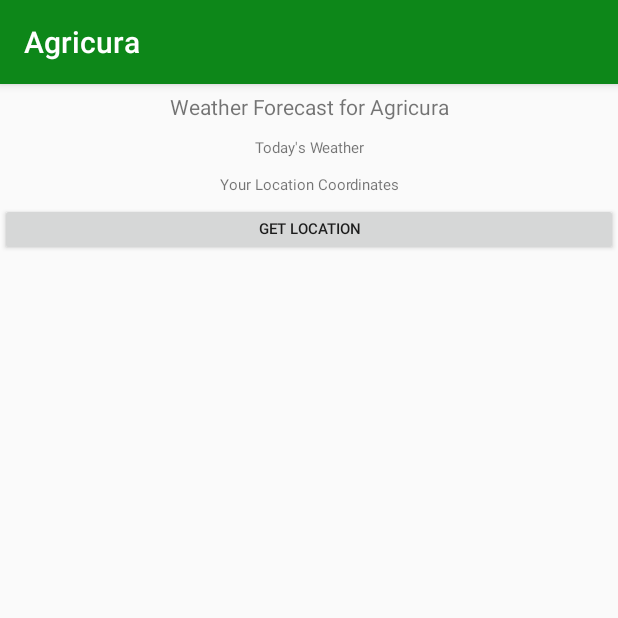
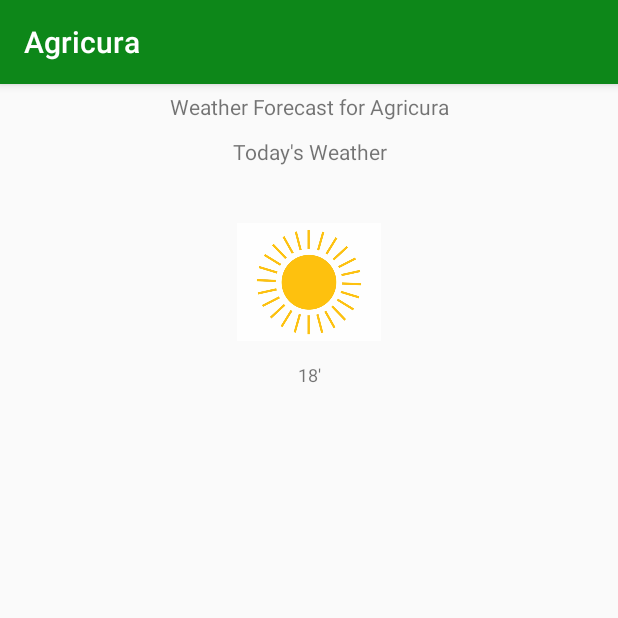
Before and after one commit to kzish/agricura, an Android app: the fragment WeatherFragment shown on its own in the app's theme, on a phone screen of 412 x 824 dp, the top half of it. Run offline under Robolectric (Android 15) with nearby library versions, the phone set to English and light mode, and no system bars; network calls fail.

Commit message:
Add new event and Weather

```diff
--- a/app/src/main/java/net/centricdata/agricura/Fragments/WeatherFragment.java
+++ b/app/src/main/java/net/centricdata/agricura/Fragments/WeatherFragment.java
@@ -11,16 +11,20 @@ import android.location.Location;
 import android.location.LocationManager;
 import android.os.AsyncTask;
 import android.os.Bundle;
+import android.os.Handler;
 import android.provider.Settings;
 import androidx.annotation.Nullable;
 import androidx.core.app.ActivityCompat;
 import androidx.fragment.app.Fragment;
 import androidx.recyclerview.widget.LinearLayoutManager;
 import androidx.recyclerview.widget.RecyclerView;
+import androidx.swiperefreshlayout.widget.SwipeRefreshLayout;
+
 import android.view.LayoutInflater;
 import android.view.View;
 import android.view.ViewGroup;
 import android.widget.Button;
+import android.widget.ImageView;
 import android.widget.TextView;
 import android.widget.Toast;
 
@@ -33,14 +37,19 @@ import org.json.JSONException;
 import org.json.JSONObject;
 
 import java.io.IOException;
+import java.text.DateFormat;
 import java.text.SimpleDateFormat;
+import java.time.LocalDate;
 import java.util.ArrayList;
+import java.util.Calendar;
 import java.util.Date;
 import java.util.Locale;
 
 import okhttp3.OkHttpClient;
 import okhttp3.Request;
 import okhttp3.Response;
+
+import static java.time.LocalDate.now;
 
 
 public class WeatherFragment extends Fragment {
@@ -58,8 +67,10 @@ public class WeatherFragment extends Fragment {
     private static final int REQUEST_LOCATION=1;
 
     Button getLocationBtn;
-    TextView showLocationTxt;
+    TextView showLocationTxt, showDateToday, showCurrentTemp, errorShower;
+    ImageView weatherIcon;
 
+    SwipeRefreshLayout mySwipeWeather;
     LocationManager locationManager;
 
     private ArrayList<DayForecastObject> forecastList;
@@ -76,14 +87,37 @@ public class WeatherFragment extends Fragment {
 
         //adding location permissions
 
+
         ActivityCompat.requestPermissions(this.getActivity(), new String[]{Manifest.permission.ACCESS_FINE_LOCATION}, REQUEST_LOCATION);
 
-        showLocationTxt = view.findViewById(R.id.show_location);
-        getLocationBtn = view.findViewById(R.id.getLocation);
+        showCurrentTemp = view.findViewById(R.id.show_current_temp);
+        showDateToday = view.findViewById(R.id.txtViewDate_today);
+        mySwipeWeather = view.findViewById(R.id.weekly_refresh_layout);
+        weatherIcon = view.findViewById(R.id.imgViewWeatherIconFr);
 
-        getLocationBtn.setOnClickListener(new View.OnClickListener() {
+        mySwipeWeather.setOnRefreshListener(new SwipeRefreshLayout.OnRefreshListener() {
             @Override
-            public void onClick(View v) {
+            public void onRefresh() {
+
+                forecastList = new ArrayList<>(5);
+
+             //   showWeather();
+
+                RecyclerView weekRecyclerView = (RecyclerView) view.findViewById(R.id.weekRecyclerView);
+                weekRecyclerView.setLayoutManager(new LinearLayoutManager(getContext()));
+                adapter = new WeatherViewAdapter(forecastList);
+                weekRecyclerView.setAdapter(adapter);
+                new WeatherTask().execute();
+
+                String myDate;
+
+                //myDate = DateFormat.getDateInstance().format(new Date());
+                myDate = DateFormat.getDateTimeInstance().format(new Date());
+
+                showDateToday.setText("Today is: " + myDate);
+                showCurrentTemp.setText("Current Temp is: " + "20\'");
+                weatherIcon.setImageResource(R.drawable.sun_icon);
+
 
                 locationManager = (LocationManager) getActivity().getSystemService(Context.LOCATION_SERVICE);
 
@@ -91,8 +125,8 @@ public class WeatherFragment extends Fragment {
 
                 if (!locationManager.isProviderEnabled(LocationManager.GPS_PROVIDER))
                 {
-                //Method to enable GPS
-                OnGPS();
+                    //Method to enable GPS
+                    OnGPS();
                 }
                 else
                 {
@@ -101,19 +135,21 @@ public class WeatherFragment extends Fragment {
                     getLocation();
                 }
             }
+
         });
-
-
-
-        RecyclerView weekRecyclerView = (RecyclerView) view.findViewById(R.id.weekRecyclerView);
-        weekRecyclerView.setLayoutManager(new LinearLayoutManager(getContext()));
-        adapter = new WeatherViewAdapter(forecastList);
-        weekRecyclerView.setAdapter(adapter);
-        new WeatherTask().execute();
+Handler mHandler = new Handler();
+mHandler.postDelayed(new Runnable() {
+    @Override
+    public void run() {
+        mySwipeWeather.setRefreshing(false);
+    }
+},2000);
 
 
         return view;
     }
+
+
 
     private void getLocation() {
         //Check permissions again
@@ -256,6 +292,9 @@ public class WeatherFragment extends Fragment {
 
         } catch (JSONException e) {
             e.printStackTrace();
+
+            errorShower = getView().findViewById(R.id.textViewErrorShow);
+            errorShower.setText("No Network or Weather not found");
             return ("Exception Caught");
         }
     }
--- a/app/src/main/res/layout/fragment_weather.xml
+++ b/app/src/main/res/layout/fragment_weather.xml
@@ -15,6 +15,7 @@
         <TextView
             android:layout_margin="5dp"
             android:text="Weather Forecast for Agricura"
+            android:textSize="14dp"
             android:gravity="center_horizontal"
             android:layout_width="match_parent"
             android:layout_height="wrap_content" />
@@ -23,35 +24,52 @@
             android:layout_margin="5dp"
             android:text="Today's Weather"
             android:hint="location"
-            android:textSize="10dp"
-            android:id="@+id/date_today"
+            android:textSize="14dp"
+            android:id="@+id/txtViewDate_today"
             android:gravity="center_horizontal"
             android:layout_width="match_parent"
             android:layout_height="wrap_content" />
 
+        <ImageView
+            android:id="@+id/imgViewWeatherIconFr"
+            android:layout_width="96dp"
+            android:layout_height="96dp"
+            android:layout_marginStart="16dp"
+            android:layout_marginTop="24dp"
+            android:layout_marginEnd="16dp"
+            android:layout_gravity="center_horizontal"
+            android:src="@drawable/sun_icon"
+            android:background="@android:color/transparent"
+            app:layout_constraintEnd_toEndOf="parent"
+            app:layout_constraintStart_toStartOf="parent"
+            app:layout_constraintTop_toTopOf="parent" />
+        <!--tools:src="@tools:sample/avatars" -->
+
         <TextView
             android:layout_margin="5dp"
-            android:text="Your Location Coordinates"
+            android:text="18\'"
             android:hint="location"
-            android:textSize="10dp"
-            android:id="@+id/show_location"
+            android:textSize="12dp"
+            android:id="@+id/show_current_temp"
             android:gravity="center_horizontal"
             android:layout_width="match_parent"
             android:layout_height="wrap_content" />
 
-        <Button
-            android:id="@+id/getLocation"
-            android:layout_width="match_parent"
-            android:layout_height="35dp"
-            android:gravity="center_horizontal"
-            android:text="@string/getLocation"
-            android:textSize="10dp" />
 
         <androidx.recyclerview.widget.RecyclerView
             android:id="@+id/weekRecyclerView"
             android:layout_width="match_parent"
             android:layout_height="636dp" />
 
+        <TextView
+            android:layout_margin="5dp"
+            android:text="18\'"
+            android:hint="Exception"
+            android:textSize="10dp"
+            android:id="@+id/textViewErrorShow"
+            android:gravity="center_horizontal"
+            android:layout_width="match_parent"
+            android:layout_height="wrap_content" />
     </LinearLayout>
 
 </androidx.swiperefreshlayout.widget.SwipeRefreshLayout>
```
